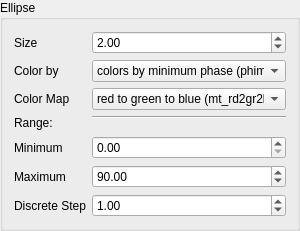
This is mtpy/gui/SmartMT/ui_asset/groupbox_ellipse.ui in MTgeophysics/mtpy as Qt 5 draws it before an edit. The edited form follows.
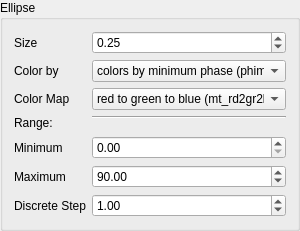
This is the edited form.

```diff
--- a/mtpy/gui/SmartMT/ui_asset/groupbox_ellipse.ui
+++ b/mtpy/gui/SmartMT/ui_asset/groupbox_ellipse.ui
@@ -35,7 +35,7 @@
       <double>10000000.000000000000000</double>
      </property>
      <property name="value">
-      <double>2.000000000000000</double>
+      <double>0.250000000000000</double>
      </property>
     </widget>
    </item>
```
Left out of the diff: 3 changed lines with no effect on the pictures.
